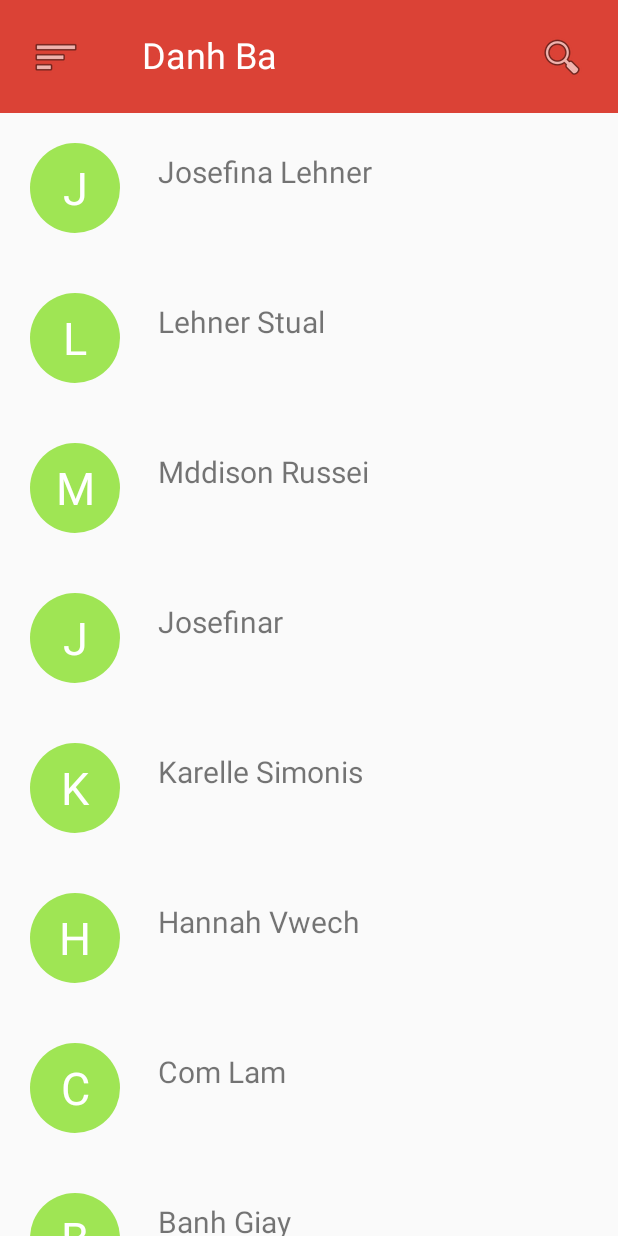
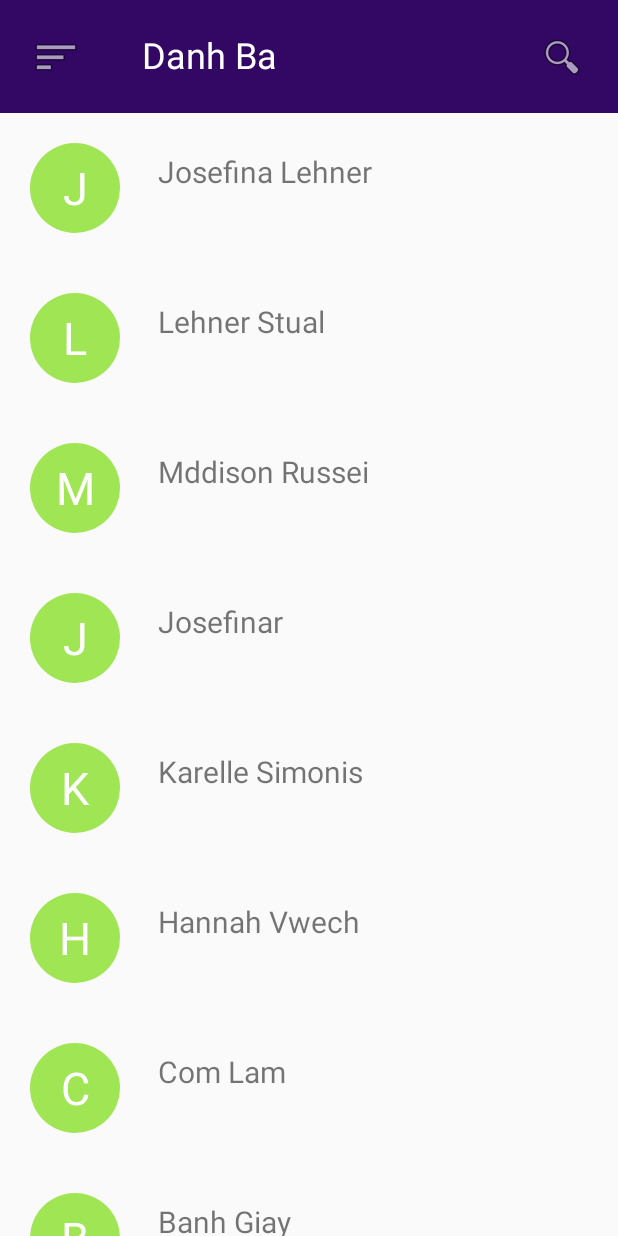
Before and after one commit to lyma12/Android, an Android app built with Jetpack Compose: the screen it shows after launch (MainActivity), on a phone screen of 412 x 824 dp. Run offline under Robolectric (Android 15) with nearby library versions, the phone set to English and light mode, and no system bars.

Commit message:
finish 3:34

```diff
--- a/app/src/main/java/com/example/android/MainActivity.kt
+++ b/app/src/main/java/com/example/android/MainActivity.kt
@@ -1,21 +1,29 @@
 package com.example.android
 
 import android.content.Intent
+import android.net.Uri
 import android.os.Bundle
+import android.util.Log
+import android.view.ContextMenu
+import android.view.MenuItem
+import android.view.View
+import android.widget.AdapterView
+import android.widget.PopupMenu
 import androidx.activity.ComponentActivity
 
 import androidx.recyclerview.widget.LinearLayoutManager
 import androidx.recyclerview.widget.RecyclerView
 
 class MainActivity : ComponentActivity() {
-
+    var listData: ArrayList<Contact> = ArrayList<Contact>()
     override fun onCreate(savedInstanceState: Bundle?) {
         super.onCreate(savedInstanceState)
         setContentView(R.layout.list_view)
 
-        var list : ArrayList<Contact> = dataList()
+        var list: ArrayList<Contact> = dataList()
+        listData = list
 
-        val myAdapter: ContactAdapter = ContactAdapter(list)
+        val myAdapter: ContactAdapter = ContactAdapter(list, this)
 
         var recyclerView = findViewById<RecyclerView>(R.id.recyclerView)
         recyclerView.adapter = myAdapter
@@ -43,7 +51,10 @@ class MainActivity : ComponentActivity() {
         })
 
 
+
+
     }
+
 
     fun dataList() : ArrayList<Contact>{
         var list: ArrayList<Contact> = ArrayList<Contact>()
@@ -61,4 +72,5 @@ class MainActivity : ComponentActivity() {
         list.add(Contact("Lam Anh", "0023401", "5423@gmail.com", "0923679063"))
         return list
     }
+
 }
--- a/app/src/main/res/layout/list_view.xml
+++ b/app/src/main/res/layout/list_view.xml
@@ -11,7 +11,7 @@
         android:layout_width="match_parent"
         android:layout_height="match_parent"
         android:layout_weight="10"
-        android:background="#DB4236"
+        android:background="#320864"
         android:orientation="horizontal">
 
         <ImageButton
@@ -20,7 +20,7 @@
             android:layout_height="match_parent"
             android:layout_margin="5dp"
             android:layout_weight="0"
-            android:background="#DB4236"
+            android:background="#320864"
             android:minWidth="64dp"
             android:src="@android:drawable/ic_menu_sort_by_size"
             tools:ignore="ContentDescription,NestedWeights,SpeakableTextPresentCheck,TouchTargetSizeCheck,ImageContrastCheck"
@@ -43,7 +43,7 @@
             android:layout_height="match_parent"
             android:layout_margin="5dp"
             android:layout_weight="0"
-            android:background="#DB4236"
+            android:background="#320864"
             android:minWidth="64dp"
             android:src="@android:drawable/ic_menu_search"
             tools:ignore="ContentDescription,SpeakableTextPresentCheck,TouchTargetSizeCheck,ImageContrastCheck" />
--- /dev/null
+++ b/app/src/main/res/menu/sub_menu.xml
@@ -0,0 +1,23 @@
+<?xml version="1.0" encoding="utf-8"?>
+<menu xmlns:tools="http://schemas.android.com/tools"
+    xmlns:android="http://schemas.android.com/apk/res/android">
+
+    <item
+        android:id="@+id/call"
+        android:layout_width="wrap_content"
+        android:layout_height="wrap_content"
+        android:title="Call"
+        tools:ignore="HardcodedText" />
+    <item
+        android:id="@+id/send_email"
+        android:layout_width="wrap_content"
+        android:layout_height="wrap_content"
+        android:title="Send Email"
+        tools:ignore="HardcodedText" />
+    <item
+        android:id="@+id/send_sms"
+        android:layout_width="wrap_content"
+        android:layout_height="wrap_content"
+        android:title="Send SMS"
+        tools:ignore="HardcodedText" />
+</menu>
```
Also changed, not shown: app/src/main/java/com/example/android/ContactAdapter.kt (+52 -3 lines), app/src/main/java/com/example/android/ContactDetail.kt (line endings or trailing spaces).
